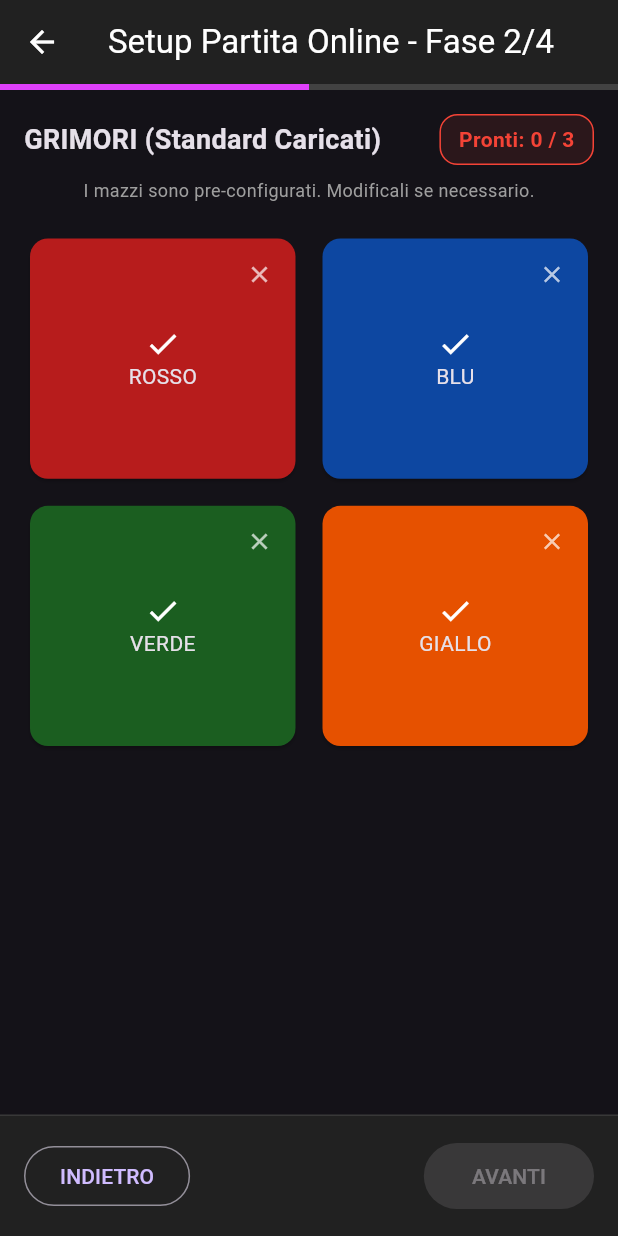
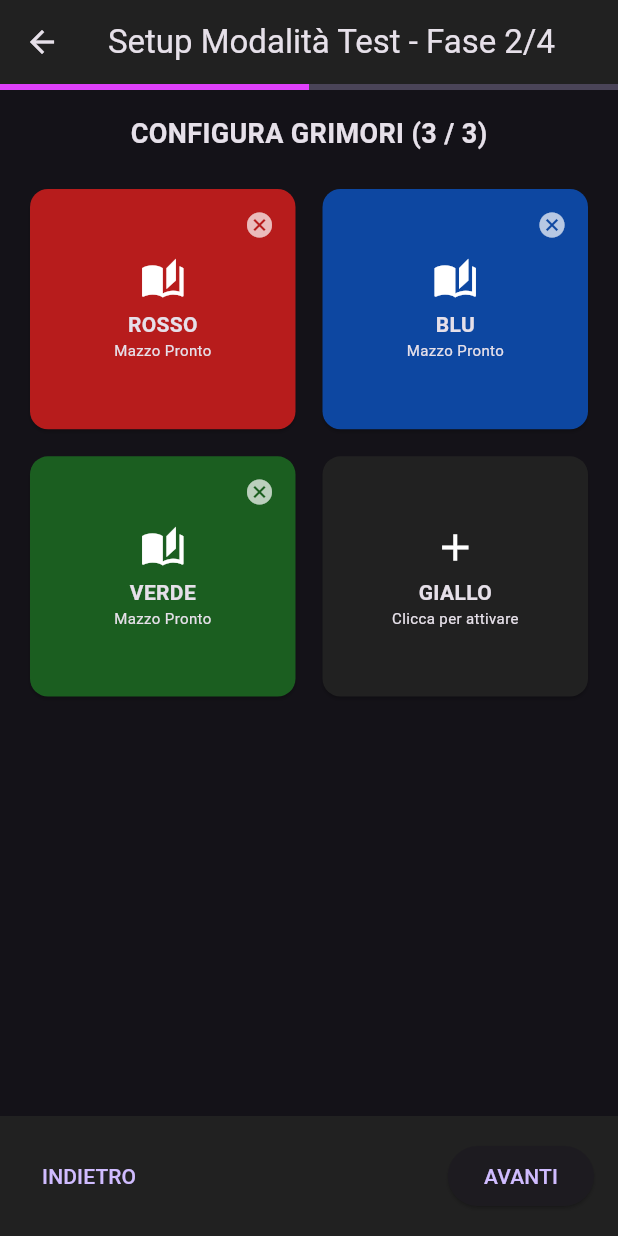
Before and after one commit to CEDITA-afk/maghi-online, a Flutter app: the SetupPage screen opened directly, after a tap on "AVANTI", on a phone screen of 412 x 824 dp. Run offline on Flutter 3.47's test engine with Material 3 defaults, Android fonts, the phone set to English and light mode, and no system bars; our stand-ins replace cloud_firestore, firebase_core; missing offline and left inert: excel; accounts and stored records are empty.

Commit message:
Add files via upload

```diff
--- a/lib/main.dart
+++ b/lib/main.dart
@@ -1,6 +1,6 @@
 import 'package:flutter/material.dart';
-import 'ui/screens/setup/setup_page.dart';
 import 'package:firebase_core/firebase_core.dart';
+import 'ui/screens/menu/main_menu_page.dart';
 
 void main() async {
   WidgetsFlutterBinding.ensureInitialized();
@@ -33,7 +33,7 @@ class MyApp extends StatelessWidget {
         primarySwatch: Colors.purple,
         useMaterial3: true,
       ),
-      home: const MainMenuPage(),
+      home: const MainMenuPage(), // Ora puntiamo correttamente al Menu
     );
   }
 }
--- a/lib/ui/screens/setup/setup_page.dart
+++ b/lib/ui/screens/setup/setup_page.dart
@@ -21,25 +21,25 @@ class _SetupPageState extends State<SetupPage> {
   final OverlordRepository _overlordRepo = OverlordRepository();
   final MapRepository _mapRepo = MapRepository();
 
-  // Dati di caricamento
+  // Dati caricati dai repository
   List<OverlordLoadout> _availableOverlords = [];
   List<Spell> _allSpells = [];
   List<MapScenario> _availableMaps = [];
   bool _isLoading = true;
 
   // Stato del Setup
-  int _step = 1; // 1: Boss & Online, 2: Eroi, 3: Abilità Boss, 4: Mappa
+  int _step = 1; // 1: Boss e Giocatori, 2: Eroi, 3: Abilità Boss, 4: Mappa
   int _playerCount = 3;
   OverlordLoadout? _selectedOverlord;
   MapScenario? _selectedMap;
 
-  // Controller per l'ID Stanza Online
-  final TextEditingController _roomController = TextEditingController(text: "TAVOLO_1");
+  // Controller per ID Stanza (usato se si vuole sincronizzare anche in Test)
+  final TextEditingController _roomController = TextEditingController(text: "HOTSEAT_TEST");
 
-  // Grimori Eroi
+  // Grimori selezionati
   final Map<Elemento, List<Spell>> _heroDecks = {};
 
-  // Abilità Boss Selezionate (Pools)
+  // Abilità Boss selezionate
   final Set<OverlordAbility> _selFast = {};
   final Set<OverlordAbility> _selMedium = {};
   final Set<OverlordAbility> _selUltimate = {};
@@ -49,12 +49,6 @@ class _SetupPageState extends State<SetupPage> {
   void initState() {
     super.initState();
     _loadData();
-  }
-
-  @override
-  void dispose() {
-    _roomController.dispose();
-    super.dispose();
   }
 
   Future<void> _loadData() async {
@@ -70,41 +64,38 @@ class _SetupPageState extends State<SetupPage> {
       if (bosses.isNotEmpty) _selectedOverlord = bosses.first;
       if (maps.isNotEmpty) _selectedMap = maps.first;
 
-      // Generazione automatica dei mazzi standard per tutti gli elementi
-      _heroDecks[Elemento.rosso] = _generateStandardDeck(Elemento.rosso, spells);
-      _heroDecks[Elemento.blu] = _generateStandardDeck(Elemento.blu, spells);
-      _heroDecks[Elemento.verde] = _generateStandardDeck(Elemento.verde, spells);
-      _heroDecks[Elemento.giallo] = _generateStandardDeck(Elemento.giallo, spells);
+      // Inizializza i mazzi standard in base al numero di giocatori iniziale (3)
+      _updateDefaultDecks(spells);
 
       _isLoading = false;
     });
   }
 
+  // Genera i mazzi standard per gli elementi scelti
+  void _updateDefaultDecks(List<Spell> spells) {
+    _heroDecks.clear();
+    List<Elemento> elements = [Elemento.rosso, Elemento.blu, Elemento.verde, Elemento.giallo];
+    for (int i = 0; i < _playerCount; i++) {
+      _heroDecks[elements[i]] = _generateStandardDeck(elements[i], spells);
+    }
+  }
+
   List<Spell> _generateStandardDeck(Elemento element, List<Spell> allSpells) {
     List<Spell> deck = [];
-    List<Spell> available = allSpells.where((s) => s.sourceElement == element).toList();
+    List<Spell> pool = allSpells.where((s) => s.sourceElement == element).toList();
 
     bool isPure(Spell s) => s.costo.every((c) => c == element);
 
-    // Slot 1: Base (Costo 1 Puro)
-    _addSlot(deck, available, (s) => s.costo.length == 1 && isPure(s));
-    // Slot 2: Core (Costo 2 Puro)
-    _addSlot(deck, available, (s) => s.costo.length == 2 && isPure(s));
-    // Slot 3: Utility (Costo 2 Ibrido)
-    _addSlot(deck, available, (s) => s.costo.length == 2 && !isPure(s));
-    // Slot 4: Impatto (Costo 3 No Ult)
-    _addSlot(deck, available, (s) => s.costo.length == 3 && s.categoria != CategoriaIncantesimo.ultimate);
-    // Slot 5: Ultimate
-    _addSlot(deck, available, (s) => s.categoria == CategoriaIncantesimo.ultimate);
-    // Slot 6: Sinergia
-    _addSlot(deck, available, (s) => s.costo.length == 2);
-    // Slot 7: Heavy
-    _addSlot(deck, available, (s) => s.costo.length == 3 && s.categoria != CategoriaIncantesimo.ultimate);
-    // Slot 8: Tecnica
-    _addSlot(deck, available, (s) => s.costo.length >= 3);
-    // Slot 9 & 10: Wildcards
-    _addSlot(deck, available, (s) => true);
-    _addSlot(deck, available, (s) => true);
+    _addSlot(deck, pool, (s) => s.costo.length == 1 && isPure(s));
+    _addSlot(deck, pool, (s) => s.costo.length == 2 && isPure(s));
+    _addSlot(deck, pool, (s) => s.costo.length == 2 && !isPure(s));
+    _addSlot(deck, pool, (s) => s.costo.length == 3 && s.categoria != CategoriaIncantesimo.ultimate);
+    _addSlot(deck, pool, (s) => s.categoria == CategoriaIncantesimo.ultimate);
+    _addSlot(deck, pool, (s) => s.costo.length == 2);
+    _addSlot(deck, pool, (s) => s.costo.length == 3);
+    _addSlot(deck, pool, (s) => s.costo.length >= 3);
+    _addSlot(deck, pool, (s) => true);
+    _addSlot(deck, pool, (s) => true);
 
     return deck;
   }
@@ -113,31 +104,22 @@ class _SetupPageState extends State<SetupPage> {
     try {
       Spell match = pool.firstWhere((s) => filter(s) && !deck.contains(s));
       deck.add(match);
-    } catch (e) { /* Slot lasciato vuoto se non ci sono match */ }
+    } catch (e) {}
   }
 
-  void _nextStep() => setState(() => _step++);
-  void _prevStep() => setState(() => _step--);
-
   void _startGame() {
-    List<OverlordAbility> finalAbilities = [
-      ..._selFast,
-      ..._selMedium,
-      ..._selUltimate,
-      ..._selChaos
-    ];
-
+    List<OverlordAbility> finalAbilities = [..._selFast, ..._selMedium, ..._selUltimate, ..._selChaos];
     final finalLoadout = _selectedOverlord!.copyWithSelection(finalAbilities);
 
     Navigator.pushReplacement(
       context,
       MaterialPageRoute(
         builder: (context) => GamePage(
-          numGiocatori: _playerCount,
+          numGiocatori: _heroDecks.length,
           playerDecks: _heroDecks,
           bossLoadout: finalLoadout,
           mapScenario: _selectedMap!,
-          roomId: _roomController.text.trim().isEmpty ? "ROOM_TEST" : _roomController.text.trim(),
+          roomId: _roomController.text.trim(),
         ),
       ),
     );
@@ -149,19 +131,13 @@ class _SetupPageState extends State<SetupPage> {
 
     return Scaffold(
       appBar: AppBar(
-        title: Text("Setup Partita Online - Fase $_step/4"),
+        title: Text("Setup Modalità Test - Fase $_step/4"),
         backgroundColor: Colors.grey.shade900,
-        foregroundColor: Colors.white,
       ),
       body: Column(
         children: [
-          LinearProgressIndicator(value: _step / 4, color: Colors.purpleAccent, backgroundColor: Colors.grey.shade800),
-          Expanded(
-            child: Padding(
-              padding: const EdgeInsets.all(16.0),
-              child: _buildCurrentStep(),
-            ),
-          ),
+          LinearProgressIndicator(value: _step / 4, color: Colors.purpleAccent),
+          Expanded(child: Padding(padding: const EdgeInsets.all(16.0), child: _buildCurrentStep())),
           _buildBottomBar(),
         ],
       ),
@@ -170,94 +146,52 @@ class _SetupPageState extends State<SetupPage> {
 
   Widget _buildCurrentStep() {
     switch (_step) {
-      case 1: return _buildStep1_BossAndRoom();
-      case 2: return _buildStep2_HeroDecks();
-      case 3: return _buildStep3_BossLoadout();
-      case 4: return _buildStep4_MapSelection();
+      case 1: return _buildStep1();
+      case 2: return _buildStep2();
+      case 3: return _buildStep3();
+      case 4: return _buildStep4();
       default: return Container();
     }
   }
 
-  // --- STEP 1: BOSS, GIOCATORI & STANZA ONLINE ---
-  Widget _buildStep1_BossAndRoom() {
-    return SingleChildScrollView(
-      child: Column(
+  // --- STEP 1: BOSS & NUMERO GIOCATORI ---
+  Widget _buildStep1() {
+    return Column(
       crossAxisAlignment: CrossAxisAlignment.start,
       children: [
-          const Text("1. STANZA ONLINE", style: TextStyle(fontSize: 18, fontWeight: FontWeight.bold, color: Colors.purpleAccent)),
-          const SizedBox(height: 10),
-          TextField(
-            controller: _roomController,
-            decoration: const InputDecoration(
-              labelText: "ID Stanza (Condividilo per giocare insieme)",
-              border: OutlineInputBorder(),
-              prefixIcon: Icon(Icons.vpn_key),
-            ),
-          ),
-          const SizedBox(height: 30),
-          const Text("2. SELEZIONA OVERLORD", style: TextStyle(fontSize: 18, fontWeight: FontWeight.bold)),
+        const Text("1. SELEZIONA OVERLORD", style: TextStyle(fontSize: 18, fontWeight: FontWeight.bold)),
         const SizedBox(height: 10),
         DropdownButtonFormField<OverlordLoadout>(
           value: _selectedOverlord,
           items: _availableOverlords.map((b) => DropdownMenuItem(value: b, child: Text(b.nome))).toList(),
-            onChanged: (v) => setState(() {
-               _selectedOverlord = v;
-               _selFast.clear(); _selMedium.clear(); _selUltimate.clear(); _selChaos.clear();
-            }),
+          onChanged: (v) => setState(() => _selectedOverlord = v),
           decoration: const InputDecoration(border: OutlineInputBorder()),
         ),
-          if (_selectedOverlord != null) ...[
-            const SizedBox(height: 10),
-            Container(
-              padding: const EdgeInsets.all(12),
-              decoration: BoxDecoration(color: Colors.grey.shade900, borderRadius: BorderRadius.circular(8)),
-              child: Text(_selectedOverlord!.descrizione, style: const TextStyle(fontStyle: FontStyle.italic, color: Colors.white70)),
-            ),
-          ],
         const SizedBox(height: 30),
-          const Text("3. NUMERO EROI", style: TextStyle(fontSize: 18, fontWeight: FontWeight.bold)),
+        const Text("2. NUMERO EROI", style: TextStyle(fontSize: 18, fontWeight: FontWeight.bold)),
         const SizedBox(height: 10),
         SegmentedButton<int>(
           segments: const [
-              ButtonSegment(value: 2, label: Text("2 Eroi")),
-              ButtonSegment(value: 3, label: Text("3 Eroi")),
-              ButtonSegment(value: 4, label: Text("4 Eroi")),
+            ButtonSegment(value: 1, label: Text("1")),
+            ButtonSegment(value: 2, label: Text("2")),
+            ButtonSegment(value: 3, label: Text("3")),
+            ButtonSegment(value: 4, label: Text("4")),
           ],
           selected: {_playerCount},
-            onSelectionChanged: (s) => setState(() => _playerCount = s.first),
+          onSelectionChanged: (s) => setState(() {
+            _playerCount = s.first;
+            _updateDefaultDecks(_allSpells);
+          }),
         ),
       ],
-      ),
     );
   }
 
-  // --- STEP 2: GRIMORI ---
-  Widget _buildStep2_HeroDecks() {
-    int readyCount = _heroDecks.values.where((l) => l.length == 10).length;
-    bool isCountCorrect = readyCount >= _playerCount;
-
+  // --- STEP 2: GRIMORI (CON CORREZIONE DESELEZIONE) ---
+  Widget _buildStep2() {
     return Column(
       children: [
-        Row(
-          mainAxisAlignment: MainAxisAlignment.spaceBetween,
-          children: [
-            const Text("GRIMORI (Standard Caricati)", style: TextStyle(fontSize: 18, fontWeight: FontWeight.bold)),
-            Container(
-              padding: const EdgeInsets.symmetric(horizontal: 12, vertical: 6),
-              decoration: BoxDecoration(
-                color: isCountCorrect ? Colors.green.withOpacity(0.1) : Colors.red.withOpacity(0.1),
-                borderRadius: BorderRadius.circular(12),
-                border: Border.all(color: isCountCorrect ? Colors.green : Colors.red),
-              ),
-              child: Text(
-                "Pronti: $readyCount / $_playerCount",
-                style: TextStyle(fontWeight: FontWeight.bold, color: isCountCorrect ? Colors.green : Colors.red),
-              ),
-            ),
-          ],
-        ),
-        const SizedBox(height: 8),
-        const Text("I mazzi sono pre-configurati. Modificali se necessario.", style: TextStyle(color: Colors.grey, fontSize: 12)),
+        Text("CONFIGURA GRIMORI (${_heroDecks.length} / $_playerCount)", style: const TextStyle(fontSize: 18, fontWeight: FontWeight.bold)),
         const SizedBox(height: 20),
         Expanded(
           child: GridView.count(
@@ -278,28 +212,42 @@ class _SetupPageState extends State<SetupPage> {
 
   Widget _buildDeckCard(Elemento e) {
     bool hasDeck = _heroDecks.containsKey(e);
+
     return Card(
-      color: hasDeck ? _getElementColor(e) : Colors.black38,
+      color: hasDeck ? _getElementColor(e) : Colors.grey.shade900,
       child: Stack(
         children: [
           InkWell(
-            onTap: () => _openDeckBuilder(e),
+            onTap: () {
+              if (!hasDeck) {
+                setState(() => _heroDecks[e] = _generateStandardDeck(e, _allSpells));
+              } else {
+                Navigator.push(context, MaterialPageRoute(builder: (_) => SpellSelectionView(
+                  element: e,
+                  allSpells: _allSpells.where((s) => s.sourceElement == e).toList(),
+                  initialSelection: _heroDecks[e]!,
+                  onConfirm: (list) => setState(() => _heroDecks[e] = list),
+                )));
+              }
+            },
             child: Center(
               child: Column(
                 mainAxisAlignment: MainAxisAlignment.center,
                 children: [
-                  Icon(hasDeck ? Icons.check : Icons.add, color: Colors.white),
-                  Text(e.name.toUpperCase()),
+                  Icon(hasDeck ? Icons.auto_stories : Icons.add, color: Colors.white, size: 30),
+                  const SizedBox(height: 5),
+                  Text(e.name.toUpperCase(), style: const TextStyle(fontWeight: FontWeight.bold)),
+                  Text(hasDeck ? "Mazzo Pronto" : "Clicca per attivare", style: const TextStyle(fontSize: 10)),
                 ],
               ),
             ),
           ),
-        // PULSANTE PER DESELEZIONARE
+          // IL TASTO "X" PER DESELEZIONARE
           if (hasDeck)
             Positioned(
               top: 0, right: 0,
               child: IconButton(
-                icon: const Icon(Icons.close, size: 18, color: Colors.white70),
+                icon: const Icon(Icons.cancel, color: Colors.white70, size: 20),
                 onPressed: () => setState(() => _heroDecks.remove(e)),
               ),
             ),
@@ -308,147 +256,66 @@ class _SetupPageState extends State<SetupPage> {
     );
   }
 
-  void _openDeckBuilder(Elemento e) {
-    Navigator.push(context, MaterialPageRoute(builder: (_) => SpellSelectionView(
-      element: e,
-      allSpells: _allSpells.where((s) => s.sourceElement == e).toList(),
-      initialSelection: _heroDecks[e] ?? [],
-      onConfirm: (list) => setState(() => _heroDecks[e] = list),
-    )));
-  }
-
   // --- STEP 3: ABILITÀ BOSS ---
-  Widget _buildStep3_BossLoadout() {
-    if (_selectedOverlord == null) return const Center(child: Text("Seleziona un boss nella fase 1"));
-
+  Widget _buildStep3() {
     return SingleChildScrollView(
       child: Column(
-        crossAxisAlignment: CrossAxisAlignment.start,
         children: [
-          Text("PERSONALIZZA ${_selectedOverlord!.nome.toUpperCase()}", style: const TextStyle(fontSize: 18, fontWeight: FontWeight.bold)),
-          const SizedBox(height: 20),
           _buildPoolSection("RAPIDE (2)", _selectedOverlord!.poolFast, _selFast, 2),
           _buildPoolSection("MEDIE (2)", _selectedOverlord!.poolMedium, _selMedium, 2),
           _buildPoolSection("ULTIMATE (1)", _selectedOverlord!.poolUltimate, _selUltimate, 1),
-          _buildPoolSection("POTERI DEL CAOS (3)", _selectedOverlord!.poolChaos, _selChaos, 3),
+          _buildPoolSection("CAOS (3)", _selectedOverlord!.poolChaos, _selChaos, 3),
         ],
       ),
     );
   }
 
-  Widget _buildPoolSection(String title, List<OverlordAbility> pool, Set<OverlordAbility> selectedSet, int max) {
-    bool isComplete = selectedSet.length == max;
+  Widget _buildPoolSection(String title, List<OverlordAbility> pool, Set<OverlordAbility> sel, int max) {
     return Column(
       crossAxisAlignment: CrossAxisAlignment.start,
       children: [
-        const SizedBox(height: 10),
-        Row(
-          mainAxisAlignment: MainAxisAlignment.spaceBetween,
-          children: [
-            Text(title, style: TextStyle(fontWeight: FontWeight.bold, color: isComplete ? Colors.greenAccent : Colors.white)),
-            Text("${selectedSet.length}/$max", style: TextStyle(fontWeight: FontWeight.bold, color: selectedSet.length > max ? Colors.red : Colors.grey)),
-          ],
-        ),
-        const Divider(color: Colors.white10),
-        ...pool.map((skill) {
-          bool isSelected = selectedSet.contains(skill);
-          return CheckboxListTile(
-            title: Text(skill.nome, style: const TextStyle(fontSize: 14)),
-            subtitle: Text(skill.effetto, style: const TextStyle(fontSize: 12, color: Colors.white60)),
-            value: isSelected,
-            activeColor: Colors.purpleAccent,
-            onChanged: (val) {
-              setState(() {
-                if (val == true) {
-                  if (selectedSet.length < max) selectedSet.add(skill);
-                } else {
-                  selectedSet.remove(skill);
-                }
-              });
-            },
-          );
+        Padding(padding: const EdgeInsets.symmetric(vertical: 10), child: Text("$title - ${sel.length}/$max", style: const TextStyle(fontWeight: FontWeight.bold))),
+        ...pool.map((a) => CheckboxListTile(
+          title: Text(a.nome),
+          value: sel.contains(a),
+          onChanged: (v) => setState(() {
+            if (v!) { if (sel.length < max) sel.add(a); } else { sel.remove(a); }
           }),
+        )),
       ],
     );
   }
 
-  // --- STEP 4: SELEZIONE MAPPA ---
-  Widget _buildStep4_MapSelection() {
-    return Column(
-      crossAxisAlignment: CrossAxisAlignment.start,
-      children: [
-        const Text("4. SCEGLI IL CAMPO DI BATTAGLIA", style: TextStyle(fontSize: 18, fontWeight: FontWeight.bold)),
-        const SizedBox(height: 10),
-        Expanded(
-          child: ListView.builder(
+  // --- STEP 4: MAPPA ---
+  Widget _buildStep4() {
+    return ListView.builder(
       itemCount: _availableMaps.length,
-            itemBuilder: (context, index) {
-              final map = _availableMaps[index];
-              bool isSelected = _selectedMap == map;
-              return Card(
-                color: isSelected ? Colors.purple.withOpacity(0.2) : Colors.grey.shade900,
-                shape: RoundedRectangleBorder(
-                  side: BorderSide(color: isSelected ? Colors.purpleAccent : Colors.transparent, width: 2),
-                  borderRadius: BorderRadius.circular(12)
+      itemBuilder: (context, i) => ListTile(
+        title: Text(_availableMaps[i].name),
+        trailing: _selectedMap == _availableMaps[i] ? const Icon(Icons.check_circle, color: Colors.purpleAccent) : null,
+        onTap: () => setState(() => _selectedMap = _availableMaps[i]),
       ),
-                margin: const EdgeInsets.symmetric(vertical: 6),
-                child: ListTile(
-                  leading: ClipRRect(
-                    borderRadius: BorderRadius.circular(4),
-                    child: Container(
-                      width: 50, height: 50,
-                      color: Colors.black,
-                      child: map.backgroundAsset.isNotEmpty
-                        ? Image.asset(map.backgroundAsset, fit: BoxFit.cover,
-                            errorBuilder: (c, e, s) => const Icon(Icons.map, color: Colors.grey))
-                        : const Icon(Icons.map, color: Colors.grey),
-                    ),
-                  ),
-                  title: Text(map.name, style: const TextStyle(fontWeight: FontWeight.bold)),
-                  subtitle: Text(map.description, maxLines: 1, overflow: TextOverflow.ellipsis),
-                  trailing: isSelected ? const Icon(Icons.check_circle, color: Colors.purpleAccent) : null,
-                  onTap: () => setState(() => _selectedMap = map),
-                ),
-              );
-            },
-          ),
-        ),
-      ],
     );
   }
 
   Widget _buildBottomBar() {
     bool canProceed = false;
-    if (_step == 1) canProceed = _selectedOverlord != null && _roomController.text.isNotEmpty;
-    if (_step == 2) {
-      int readyCount = _heroDecks.values.where((l) => l.length == 10).length;
-      canProceed = readyCount >= _playerCount;
-    }
-    if (_step == 3) {
-      canProceed = _selFast.length == 2 && _selMedium.length == 2 &&
-                   _selUltimate.length == 1 && _selChaos.length == 3;
-    }
+    if (_step == 1) canProceed = true;
+    if (_step == 2) canProceed = _heroDecks.length == _playerCount;
+    if (_step == 3) canProceed = _selFast.length == 2 && _selMedium.length == 2 && _selUltimate.length == 1;
     if (_step == 4) canProceed = _selectedMap != null;
 
     return Container(
       padding: const EdgeInsets.all(16),
-      decoration: BoxDecoration(color: Colors.grey.shade900, border: const Border(top: BorderSide(color: Colors.white10))),
+      color: Colors.grey.shade900,
       child: Row(
         mainAxisAlignment: MainAxisAlignment.spaceBetween,
         children: [
-          if (_step > 1)
-            OutlinedButton(onPressed: _prevStep, child: const Text("INDIETRO"))
-          else
-            const SizedBox(),
-
+          if (_step > 1) TextButton(onPressed: () => setState(() => _step--), child: const Text("INDIETRO")),
+          const Spacer(),
           ElevatedButton(
-            onPressed: canProceed ? (_step == 4 ? _startGame : _nextStep) : null,
-            style: ElevatedButton.styleFrom(
-              backgroundColor: canProceed ? Colors.purpleAccent : Colors.grey.shade800,
-              foregroundColor: Colors.white,
-              padding: const EdgeInsets.symmetric(horizontal: 32, vertical: 12)
-            ),
-            child: Text(_step == 4 ? "INIZIA BATTAGLIA" : "AVANTI"),
+            onPressed: canProceed ? (_step == 4 ? _startGame : () => setState(() => _step++)) : null,
+            child: Text(_step == 4 ? "INIZIA TEST" : "AVANTI"),
           ),
         ],
       ),
```
Also changed, not shown: lib/logic/firebase_service.dart (+7 -4 lines). Lines whose indentation alone changed are shown as unchanged.
